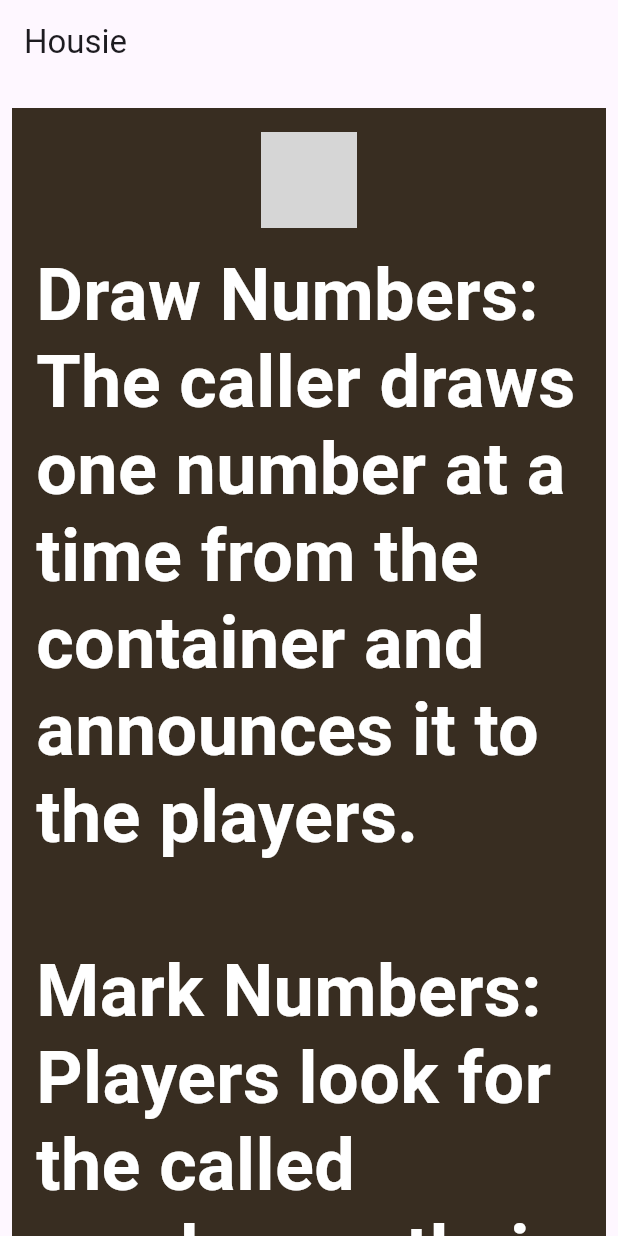
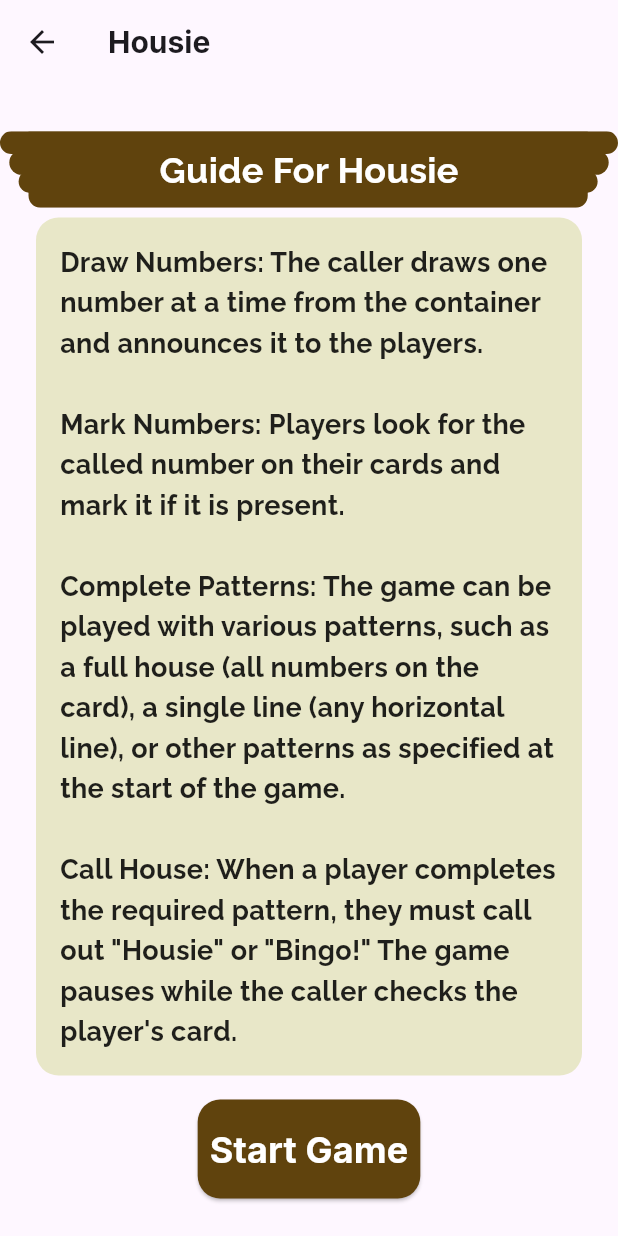
Before and after one commit to OmkarKhilari/orientation-game-test, a Flutter app: the screen it shows after launch, on a phone screen of 412 x 824 dp. Run offline on Flutter 3.47's test engine with Material 3 defaults, Android fonts, the phone set to English and light mode, and no system bars; our stand-ins replace flutter_svg, google_fonts; grey boxes are pictures that could not be loaded.

Commit message:
Page done

```diff
--- a/lib/main.dart
+++ b/lib/main.dart
@@ -2,10 +2,10 @@
 import 'screens/game_start.dart';
 
 void main() {
-  runApp(MyApp());
+  runApp(OrientationGame());
 }
 
-class MyApp extends StatelessWidget {
+class OrientationGame extends StatelessWidget {
   @override
   Widget build(BuildContext context) {
     return MaterialApp(
--- a/lib/screens/game_start.dart
+++ b/lib/screens/game_start.dart
@@ -1,5 +1,6 @@
 import 'package:flutter/material.dart';
 import 'package:flutter_svg/flutter_svg.dart';
+import 'package:google_fonts/google_fonts.dart';
 import 'game_screen.dart';
 
 class GameStartScreen extends StatelessWidget {
@@ -7,66 +8,82 @@
   Widget build(BuildContext context) {
     return Scaffold(
       appBar: AppBar(
-        title: Text('Housie'),
+        leading: IconButton(
+          icon: Icon(Icons.arrow_back),
+          onPressed: () {
+            Navigator.of(context).pop();
+          },
+        ),
+        title: Text(
+          'Housie',
+          style: GoogleFonts.inter(
+            fontSize: 20,
+            fontWeight: FontWeight.w700,
+          ),
+        ),
       ),
       body: Center(
         child: SingleChildScrollView(
           child: Column(
             children: [
-              Container(
-                width: 928.0,
-                decoration: BoxDecoration(
-                  color: Color(0xFF382D21),
-                  borderRadius: BorderRadius.only(
-                    bottomLeft: Radius.circular(25),
-                    bottomRight: Radius.circular(25),
+              Stack(
+                alignment: Alignment.center,
+                children: [
+                  SvgPicture.asset(
+                    'assets/images/heading_background.svg',
+                    height: 64,
+                    color: Color(0xFF60430D),
+                  ),
+                  Positioned(
+                    child: Text(
+                      'Guide For Housie',
+                      style: GoogleFonts.raleway(
+                        fontSize: 24,
+                        fontWeight: FontWeight.bold,
+                        color: Colors.white,
                       ),
                     ),
+                  ),
+                ],
+              ),
+              Container(
+                width: double.infinity,
                 padding: EdgeInsets.all(16.0),
-                margin: EdgeInsets.symmetric(vertical: 16.0, horizontal: 8.0),
-                child: Column(
-                  children: [
-                    SvgPicture.asset(
-                      'assets/images/guide_heading.svg',
-                      height: 64,
+                margin: EdgeInsets.symmetric(horizontal: 24),
+                decoration: BoxDecoration(
+                  color: Color(0xFFE8E7C8),
+                  borderRadius: BorderRadius.circular(15),
                 ),
-                    SizedBox(height: 16),
-                    Text(
+                child: Text(
                   'Draw Numbers: The caller draws one number at a time from the container and announces it to the players.\n\n'
                   'Mark Numbers: Players look for the called number on their cards and mark it if it is present.\n\n'
                   'Complete Patterns: The game can be played with various patterns, such as a full house (all numbers on the card), a single line (any horizontal line), or other patterns as specified at the start of the game.\n\n'
                   'Call House: When a player completes the required pattern, they must call out "Housie" or "Bingo!" The game pauses while the caller checks the player\'s card.',
-                      style: TextStyle(
-                        fontFamily: 'Raleway',
-                        fontSize: 48,
+                  style: GoogleFonts.raleway(
+                    fontSize: 18,
                     fontWeight: FontWeight.w700,
-                        color: Colors.white,
-                        height: 1.2,
+                    color: Colors.black87,
+                    height: 1.5,
                   ),
                   textAlign: TextAlign.left,
-                    ),
-                  ],
                 ),
               ),
               SizedBox(height: 16),
               ElevatedButton(
                 style: ElevatedButton.styleFrom(
                   backgroundColor: Color(0xFF60430D),
-                  minimumSize: Size(757.0, 146),
                   shape: RoundedRectangleBorder(
-                    borderRadius: BorderRadius.only(
-                      topLeft: Radius.circular(22),
+                    borderRadius: BorderRadius.circular(15),
                   ),
-                  ),
+                  padding: EdgeInsets.symmetric(vertical: 16.0, horizontal: 8.0),
                 ),
                 onPressed: () {
                   Navigator.of(context).push(MaterialPageRoute(builder: (context) => GameScreen()));
                 },
                 child: Text(
                   'Start Game',
-                  style: TextStyle(
-                    fontFamily: 'Inter',
-                    fontSize: 64,
+                  style: GoogleFonts.inter(
+                    fontSize: 24,
                     fontWeight: FontWeight.w700,
                     color: Colors.white,
                   ),
```
Also changed, not shown: pubspec.yaml (+4 -70 lines), assets/images/heading_background.svg (added), pubspec.lock, 1 other file. Lines whose indentation alone changed are shown as unchanged.
